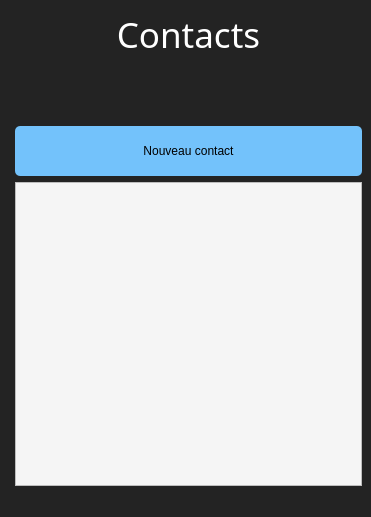
Before: the Qt Designer form KeepItSecret/contactswindow.ui in dbuhon/KeepItSecret, drawn with Qt 5.
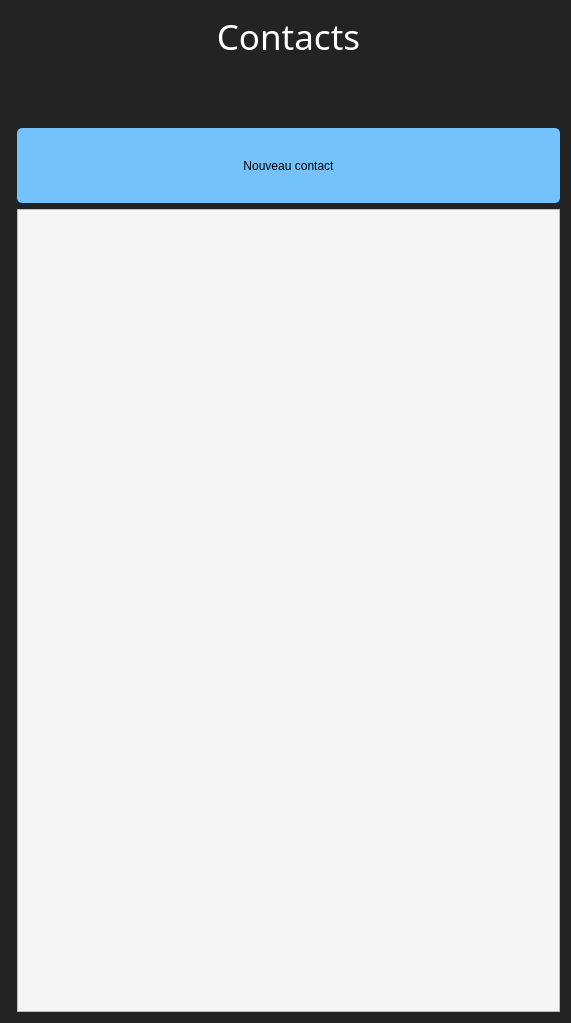
After: the same form once the commit is applied.

Diff of the .ui file:
```diff
--- a/KeepItSecret/contactswindow.ui
+++ b/KeepItSecret/contactswindow.ui
@@ -6,8 +6,8 @@
    <rect>
     <x>0</x>
     <y>0</y>
-    <width>371</width>
-    <height>517</height>
+    <width>571</width>
+    <height>1023</height>
    </rect>
   </property>
   <property name="windowTitle">
@@ -25,12 +25,18 @@
        <layout class="QFormLayout" name="formLayout">
         <item row="2" column="1">
          <widget class="QPushButton" name="pushButton_newContact">
+          <property name="sizePolicy">
+           <sizepolicy hsizetype="Preferred" vsizetype="Preferred">
+            <horstretch>0</horstretch>
+            <verstretch>0</verstretch>
+           </sizepolicy>
+          </property>
           <property name="styleSheet">
            <string notr="true">color: black;
 border-radius: 5px;
 background-color: rgb(115, 194, 251);
 margin-top: 60%;
-height: 50px;</string>
+height: 75px;</string>
           </property>
           <property name="text">
            <string>Nouveau contact</string>
@@ -45,9 +51,13 @@
             <verstretch>1</verstretch>
            </sizepolicy>
           </property>
+          <property name="font">
+           <font>
+            <pointsize>14</pointsize>
+           </font>
+          </property>
           <property name="styleSheet">
            <string notr="true">background-color: whitesmoke;
-font-size: 25px;
 color: black;</string>
           </property>
          </widget>
@@ -89,8 +99,8 @@
     </item>
    </layout>
   </widget>
-  <widget class="QStatusBar" name="statusbar"/>
  </widget>
+ <layoutdefault spacing="6" margin="11"/>
  <resources/>
  <connections/>
 </ui>
```
